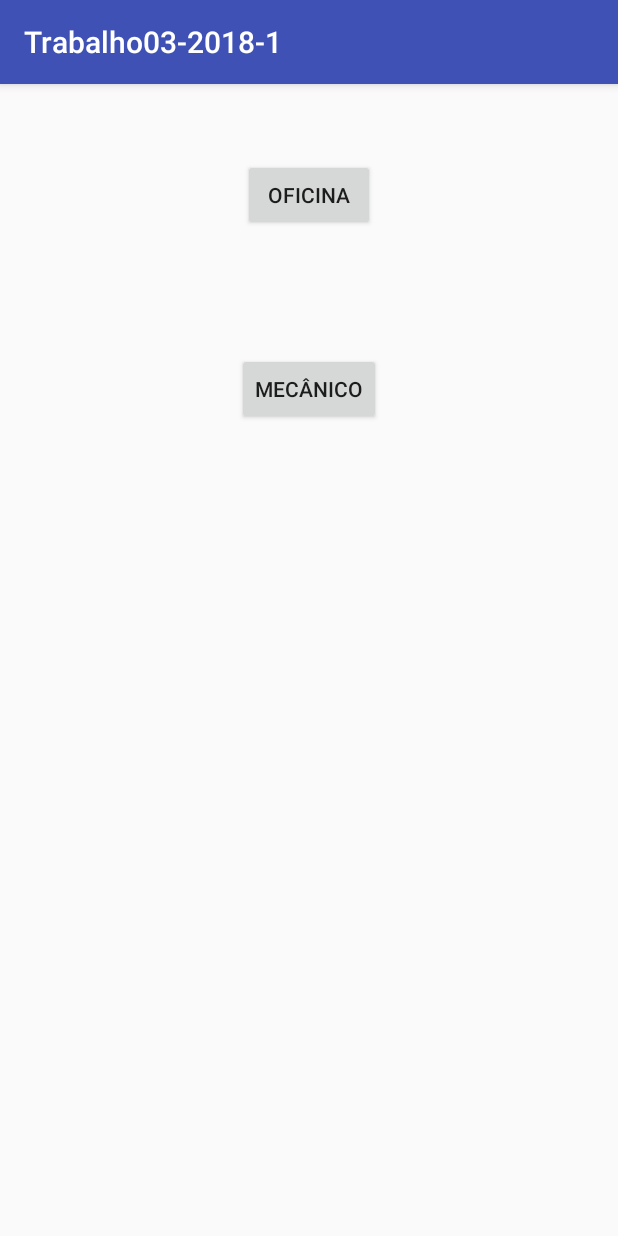
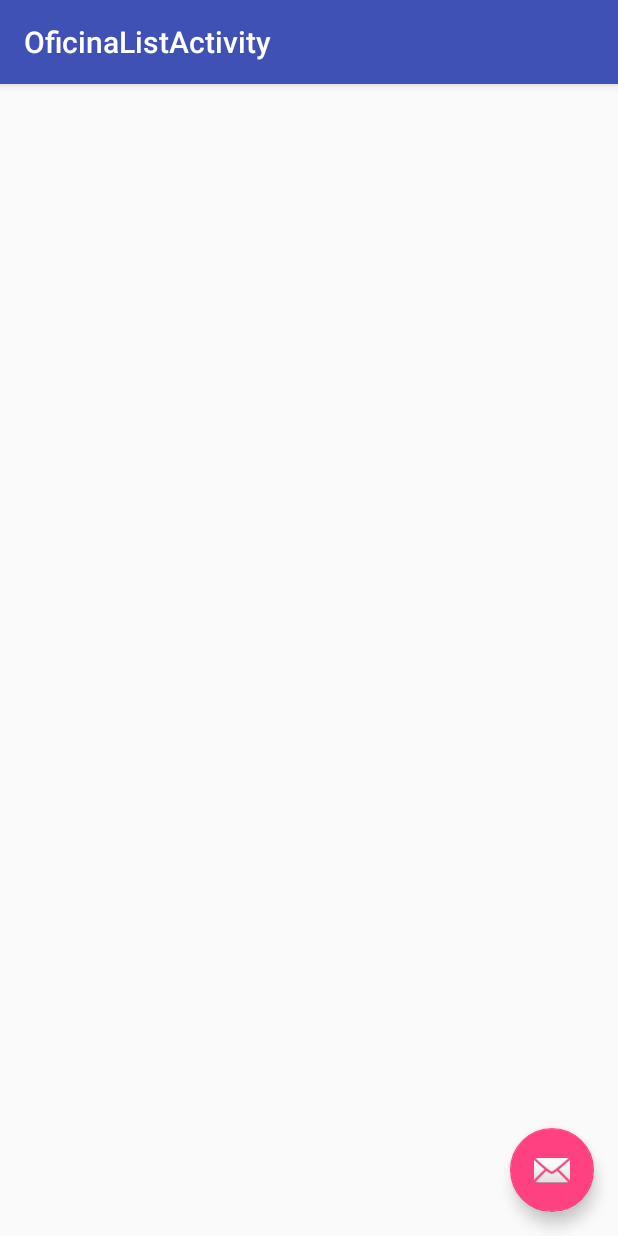
Before and after one commit to mbissonho/Trabalho03-2018-1, an Android app: the screen it shows after launch (MainActivity before the commit, OficinaListActivity after it), after a tap on "OFICINA", on a phone screen of 412 x 824 dp. Run offline under Robolectric (Android 15) with nearby library versions, the phone set to English and light mode, and no system bars.

Commit message:
Activities das listas criadas.

```diff
--- a/app/build.gradle
+++ b/app/build.gradle
@@ -22,6 +22,7 @@ dependencies {
     implementation fileTree(dir: 'libs', include: ['*.jar'])
     implementation 'com.android.support:appcompat-v7:27.1.1'
     implementation 'com.android.support.constraint:constraint-layout:1.1.2'
+    implementation 'com.android.support:design:27.1.1'
     testImplementation 'junit:junit:4.12'
     androidTestImplementation 'com.android.support.test:runner:1.0.2'
     androidTestImplementation 'com.android.support.test.espresso:espresso-core:3.0.2'
--- a/app/src/main/java/br/edu/iff/pooa20181/trabalho03_2018_1/MainActivity.java
+++ b/app/src/main/java/br/edu/iff/pooa20181/trabalho03_2018_1/MainActivity.java
@@ -1,5 +1,6 @@
 package br.edu.iff.pooa20181.trabalho03_2018_1;
 
+import android.content.Intent;
 import android.support.v7.app.AppCompatActivity;
 import android.os.Bundle;
 import android.view.View;
@@ -21,14 +22,16 @@ public class MainActivity extends AppCompatActivity {
         this.btnMecanico.setOnClickListener(new View.OnClickListener() {
             @Override
             public void onClick(View view) {
-                Toast.makeText(MainActivity.this,"Teste" ,Toast.LENGTH_LONG).show();
+                Intent intent = new Intent(MainActivity.this, MecanicoListActivity.class);
+                startActivity(intent);
             }
         });
 
         this.btnOficina.setOnClickListener(new View.OnClickListener() {
             @Override
             public void onClick(View view) {
-                Toast.makeText(MainActivity.this,"Teste" ,Toast.LENGTH_LONG).show();
+                Intent intent = new Intent(MainActivity.this, OficinaListActivity.class);
+                startActivity(intent);
             }
         });
 
--- /dev/null
+++ b/app/src/main/java/br/edu/iff/pooa20181/trabalho03_2018_1/OficinaListActivity.java
@@ -0,0 +1,30 @@
+package br.edu.iff.pooa20181.trabalho03_2018_1;
+
+import android.os.Bundle;
+import android.app.Activity;
+import android.support.design.widget.FloatingActionButton;
+import android.support.design.widget.Snackbar;
+import android.support.v7.app.AppCompatActivity;
+import android.support.v7.widget.Toolbar;
+import android.view.View;
+
+public class OficinaListActivity extends AppCompatActivity {
+
+    @Override
+    protected void onCreate(Bundle savedInstanceState) {
+        super.onCreate(savedInstanceState);
+        setContentView(R.layout.activity_oficina_list);
+        Toolbar toolbar = (Toolbar) findViewById(R.id.toolbarr);
+        setSupportActionBar(toolbar);
+
+        FloatingActionButton fab = (FloatingActionButton) findViewById(R.id.fabb);
+        fab.setOnClickListener(new View.OnClickListener() {
+            @Override
+            public void onClick(View view) {
+                Snackbar.make(view, "Replace with your own action", Snackbar.LENGTH_LONG)
+                        .setAction("Action", null).show();
+            }
+        });
+    }
+
+}
--- /dev/null
+++ b/app/src/main/res/layout/activity_oficina_list.xml
@@ -0,0 +1,33 @@
+<?xml version="1.0" encoding="utf-8"?>
+<android.support.design.widget.CoordinatorLayout xmlns:android="http://schemas.android.com/apk/res/android"
+    xmlns:app="http://schemas.android.com/apk/res-auto"
+    xmlns:tools="http://schemas.android.com/tools"
+    android:layout_width="match_parent"
+    android:layout_height="match_parent"
+    tools:context=".OficinaListActivity">
+
+    <android.support.design.widget.AppBarLayout
+        android:layout_width="match_parent"
+        android:layout_height="wrap_content"
+        android:theme="@style/AppTheme.AppBarOverlay">
+
+        <android.support.v7.widget.Toolbar
+            android:id="@+id/toolbarr"
+            android:layout_width="match_parent"
+            android:layout_height="?attr/actionBarSize"
+            android:background="?attr/colorPrimary"
+            app:popupTheme="@style/AppTheme.PopupOverlay" />
+
+    </android.support.design.widget.AppBarLayout>
+
+    <include layout="@layout/content_oficina_list" />
+
+    <android.support.design.widget.FloatingActionButton
+        android:id="@+id/fabb"
+        android:layout_width="wrap_content"
+        android:layout_height="wrap_content"
+        android:layout_gravity="bottom|end"
+        android:layout_margin="@dimen/fab_margin"
+        app:srcCompat="@android:drawable/ic_dialog_email" />
+
+</android.support.design.widget.CoordinatorLayout>
--- /dev/null
+++ b/app/src/main/res/layout/content_oficina_list.xml
@@ -0,0 +1,11 @@
+<?xml version="1.0" encoding="utf-8"?>
+<android.support.constraint.ConstraintLayout xmlns:android="http://schemas.android.com/apk/res/android"
+    xmlns:app="http://schemas.android.com/apk/res-auto"
+    xmlns:tools="http://schemas.android.com/tools"
+    android:layout_width="match_parent"
+    android:layout_height="match_parent"
+    app:layout_behavior="@string/appbar_scrolling_view_behavior"
+    tools:context=".OficinaListActivity"
+    tools:showIn="@layout/activity_oficina_list">
+
+</android.support.constraint.ConstraintLayout>
--- /dev/null
+++ b/app/src/main/res/values/dimens.xml
@@ -0,0 +1,3 @@
+<resources>
+    <dimen name="fab_margin">16dp</dimen>
+</resources>
--- a/app/src/main/res/values/strings.xml
+++ b/app/src/main/res/values/strings.xml
@@ -1,3 +1,5 @@
 <resources>
     <string name="app_name">Trabalho03-2018-1</string>
+    <string name="title_activity_mecanico_list">MecanicoListActivity</string>
+    <string name="title_activity_oficina_list">OficinaListActivity</string>
 </resources>
--- a/app/src/main/res/values/styles.xml
+++ b/app/src/main/res/values/styles.xml
@@ -8,4 +8,13 @@
         <item name="colorAccent">@color/colorAccent</item>
     </style>
 
+    <style name="AppTheme.NoActionBar">
+        <item name="windowActionBar">false</item>
+        <item name="windowNoTitle">true</item>
+    </style>
+
+    <style name="AppTheme.AppBarOverlay" parent="ThemeOverlay.AppCompat.Dark.ActionBar" />
+
+    <style name="AppTheme.PopupOverlay" parent="ThemeOverlay.AppCompat.Light" />
+
 </resources>
```
Also changed, not shown: app/src/main/AndroidManifest.xml (+8 -0 lines), app/src/main/java/br/edu/iff/pooa20181/trabalho03_2018_1/MecanicoListActivity.java (added, +29 -0 lines), app/src/main/res/layout/activity_mecanico_list.xml (added, +33 -0 lines), app/src/main/res/layout/content_mecanico_list.xml (added, +11 -0 lines).
